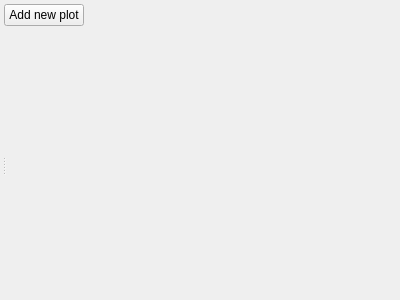
This is ui/plot_editor_widget.ui in zkovari/plotlyst as Qt 5 draws it before an edit. The edited form follows.
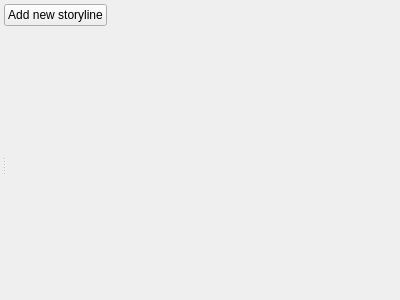
This is the edited form.

Commit message: Rename plot to storylines and change icons

Diff of the .ui file:
```diff
--- a/ui/plot_editor_widget.ui
+++ b/ui/plot_editor_widget.ui
@@ -71,7 +71,7 @@
          <cursorShape>PointingHandCursor</cursorShape>
         </property>
         <property name="text">
-         <string>Add new plot</string>
+         <string>Add new storyline</string>
         </property>
         <property name="base" stdset="0">
          <bool>true</bool>
```
The commit also changes 4 other files.
